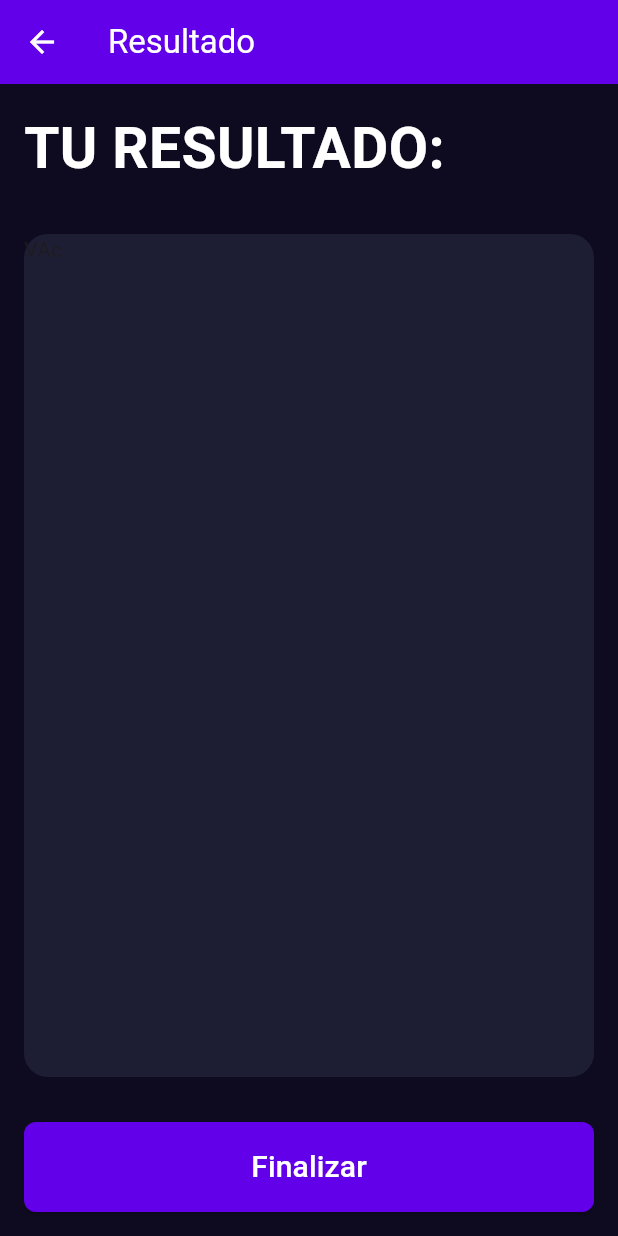
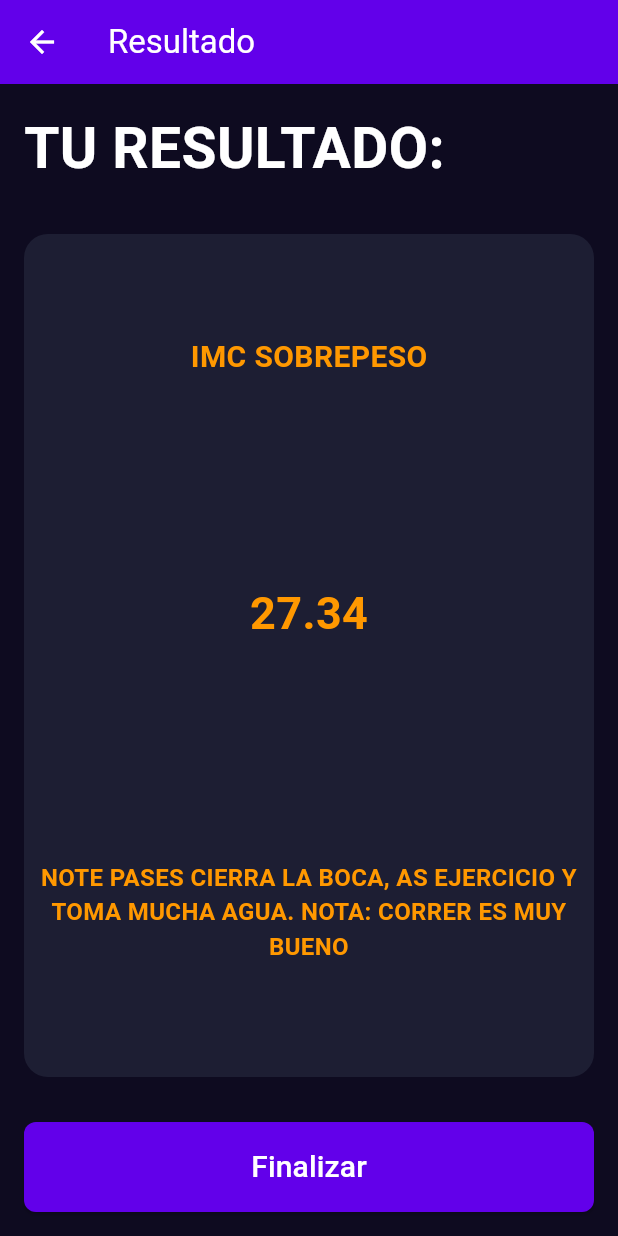
Before and after one commit to kba1986cr/aprendiendoFlutter, a Flutter app: the screen it shows after launch, after a tap on "Calcular IMC", on a phone screen of 412 x 824 dp. Run offline on Flutter 3.47's test engine with Material 3 defaults, Android fonts, the phone set to English and light mode, and no system bars; missing offline and left inert: dart:ffi.

```diff
--- a/imc_dos/lib/components/height_selector.dart
+++ b/imc_dos/lib/components/height_selector.dart
@@ -54,7 +54,8 @@ class _HeightSelectorState extends State<HeightSelector> {
               min: 150,
               max: 220,
               divisions: 140,
-              label: "$widget.selectedGender ==  cm",
+              //label: (HeightSelector),
+              label: "${widget.selectedHeight.toStringAsFixed(1)} cm",
               activeColor: AppColors.primary,
             ),
           ],
--- a/imc_dos/lib/components/imc_result_screen.dart
+++ b/imc_dos/lib/components/imc_result_screen.dart
@@ -6,26 +6,31 @@ import 'package:imc_dos/core/text_styles.dart';
 
 class ImcResultScreen extends StatelessWidget {
   final double height;
-  final int age;
+  final int weight;
   final String selectedGender;
 
   const ImcResultScreen({
     super.key,
     required this.height,
-    required this.age,
+    required this.weight,
     required this.selectedGender,
   });
 
   @override
   Widget build(BuildContext context) {
+    ;
+
     return Scaffold(
       backgroundColor: AppColors.background,
       appBar: toolBarResult(),
-      body: bodyResult(),
+      body: bodyResult(context),
     );
   }
 
-  Padding bodyResult() {
+  Padding bodyResult(BuildContext context) {
+    double fixedHeightt = height / 100;
+    double imcResult = weight / (fixedHeightt * fixedHeightt);
+
     return Padding(
       padding: const EdgeInsets.all(16),
 
@@ -43,7 +48,44 @@ class ImcResultScreen extends StatelessWidget {
               child: Container(
                 width: double.infinity,
                 decoration: BoxDecorations.boxDecorationCard,
-                child: Text("VAc"),
+                child: Column(
+                  mainAxisAlignment: MainAxisAlignment.spaceAround,
+                  children: [
+                    Text(
+                      getTitleByImc(imcResult),
+                      //"".toUpperCase(),
+                      style: TextStyle(
+                        color: getColorByImc(imcResult),
+                        fontSize: 20,
+                        fontWeight: FontWeight.w600,
+                      ),
+                      //style: TextStyles.bodyTextResult,
+                    ),
+                    Text(
+                      imcResult.toStringAsFixed(2),
+                      //style: TextStyles.bodyTextResult,
+                      style: TextStyle(
+                        color: getColorByImc(imcResult),
+                        fontSize: 30,
+                        fontWeight: FontWeight.w600,
+                      ),
+                    ),
+                    Padding(
+                      padding: const EdgeInsets.all(8.0),
+                      child: Text(
+                        getDescriptionByImc(imcResult),
+                        //"Descripción".toUpperCase(),
+                        //style: TextStyles.bodyText,
+                        style: TextStyle(
+                          color: getColorByImc(imcResult),
+                          fontSize: 16,
+                          fontWeight: FontWeight.w600,
+                        ),
+                        textAlign: TextAlign.center,
+                      ),
+                    ),
+                  ],
+                ),
               ),
             ),
           ),
@@ -51,7 +93,9 @@ class ImcResultScreen extends StatelessWidget {
             height: 60,
             width: double.infinity,
             child: ElevatedButton(
-              onPressed: () {},
+              onPressed: () {
+                Navigator.pop(context);
+              },
               style: ButtonStyles.primaryButton,
               child: Text("Finalizar", style: TextStyles.bodyText),
             ),
@@ -68,4 +112,39 @@ class ImcResultScreen extends StatelessWidget {
       foregroundColor: Colors.white,
     );
   }
+
+  getColorByImc(double imcResult) {
+    return switch (imcResult) {
+      < 18.5 => Colors.blue, // IMC Bajo
+      < 24.9 => Colors.green, // IMC Normal
+      < 39.99 => Colors.orange, // Sobrepeso
+      _ => Colors.red, // Obesidad
+    };
+  }
+
+  getTitleByImc(double imcResult) {
+    return switch (imcResult) {
+      < 18.5 => "IMC Bajo".toUpperCase(), // IMC Bajo
+      < 24.9 => "IMC Normal".toUpperCase(), // IMC Normal
+      < 39.99 => "IMC Sobrepeso".toUpperCase(), // Sobrepeso
+      _ => "IMC Obesidad".toUpperCase(), // Obesidad
+    };
+  }
+
+  getDescriptionByImc(double imcResult) {
+    return switch (imcResult) {
+      < 18.5 =>
+        "Vales madres come mas, full ejercisio y agua"
+            .toUpperCase(), // IMC Bajo
+      < 24.9 =>
+        "Amigo estas al limite ejrecicio y agua seria bueno"
+            .toUpperCase(), // IMC Normal
+      < 39.99 =>
+        "Note pases cierra la boca, as ejercicio y toma mucha agua. Nota: Correr es muy bueno"
+            .toUpperCase(), // Sobrepeso
+      _ =>
+        "Rata te pasaste de verga ve a nutrición, mas ejercicio de veras aslo, mejora la ingesta de agua y camina por amor a Dios es gratis"
+            .toUpperCase(), // Obesidad
+    };
+  }
 }
--- a/imc_dos/lib/screens/imc_home_screec.dart
+++ b/imc_dos/lib/screens/imc_home_screec.dart
@@ -84,7 +84,7 @@ class _ImcHomeScreenState extends State<ImcHomeScreen> {
                       builder:
                           (context) => ImcResultScreen(
                             height: selectedHeight,
-                            age: selectedAge,
+                            weight: selectedWeight,
                             selectedGender: selectedGender,
                           ),
                     ),
```
